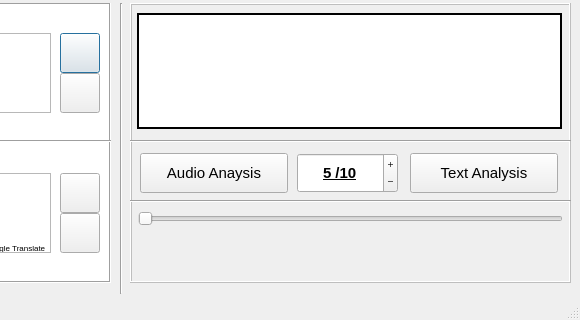
First picture: the form in App/ui/Application.ui, repository shashankrnr32/KannadaTTS-Application, before the edit; both pictures show x 340 to 920 and y 180 to 500 of the 920 by 500 pixel window.
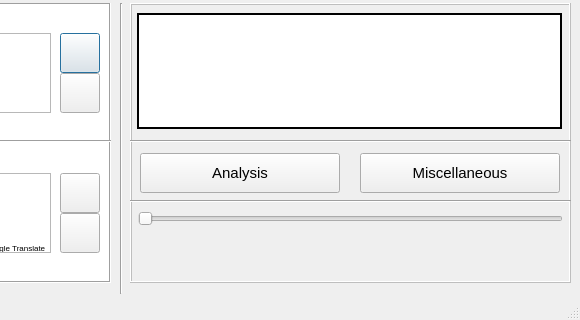
Second picture: the form after the edit. Icons and pictures are not drawn.

```diff
--- a/App/ui/Application.ui
+++ b/App/ui/Application.ui
@@ -665,60 +665,6 @@
      <number>10</number>
     </property>
    </widget>
-   <widget class="QSpinBox" name="rating">
-    <property name="geometry">
-     <rect>
-      <x>637</x>
-      <y>310</y>
-      <width>101</width>
-      <height>40</height>
-     </rect>
-    </property>
-    <property name="font">
-     <font>
-      <weight>75</weight>
-      <italic>false</italic>
-      <bold>true</bold>
-      <underline>true</underline>
-     </font>
-    </property>
-    <property name="toolTip">
-     <string>User Rating</string>
-    </property>
-    <property name="autoFillBackground">
-     <bool>false</bool>
-    </property>
-    <property name="wrapping">
-     <bool>false</bool>
-    </property>
-    <property name="frame">
-     <bool>true</bool>
-    </property>
-    <property name="alignment">
-     <set>Qt::AlignCenter</set>
-    </property>
-    <property name="buttonSymbols">
-     <enum>QAbstractSpinBox::PlusMinus</enum>
-    </property>
-    <property name="specialValueText">
-     <string>Really..!!</string>
-    </property>
-    <property name="accelerated">
-     <bool>true</bool>
-    </property>
-    <property name="suffix">
-     <string> /10</string>
-    </property>
-    <property name="prefix">
-     <string/>
-    </property>
-    <property name="maximum">
-     <number>10</number>
-    </property>
-    <property name="value">
-     <number>5</number>
-    </property>
-   </widget>
    <widget class="Line" name="line_3">
     <property name="geometry">
      <rect>
@@ -830,7 +776,7 @@
      <rect>
       <x>480</x>
       <y>310</y>
-      <width>148</width>
+      <width>200</width>
       <height>40</height>
      </rect>
     </property>
@@ -855,7 +801,7 @@
      <bool>false</bool>
     </property>
     <property name="text">
-     <string>Audio Anaysis</string>
+     <string>Analysis</string>
     </property>
     <property name="iconSize">
      <size>
@@ -879,9 +825,9 @@
    <widget class="QPushButton" name="tanalysis_button">
     <property name="geometry">
      <rect>
-      <x>750</x>
+      <x>700</x>
       <y>310</y>
-      <width>148</width>
+      <width>200</width>
       <height>40</height>
      </rect>
     </property>
@@ -903,10 +849,10 @@
      <enum>Qt::LeftToRight</enum>
     </property>
     <property name="autoFillBackground">
-     <bool>false</bool>
+     <bool>true</bool>
     </property>
     <property name="text">
-     <string>Text Analysis</string>
+     <string>Miscellaneous</string>
     </property>
     <property name="iconSize">
      <size>
```
Left out of the diff: 8 changed lines with no effect on the pictures.
